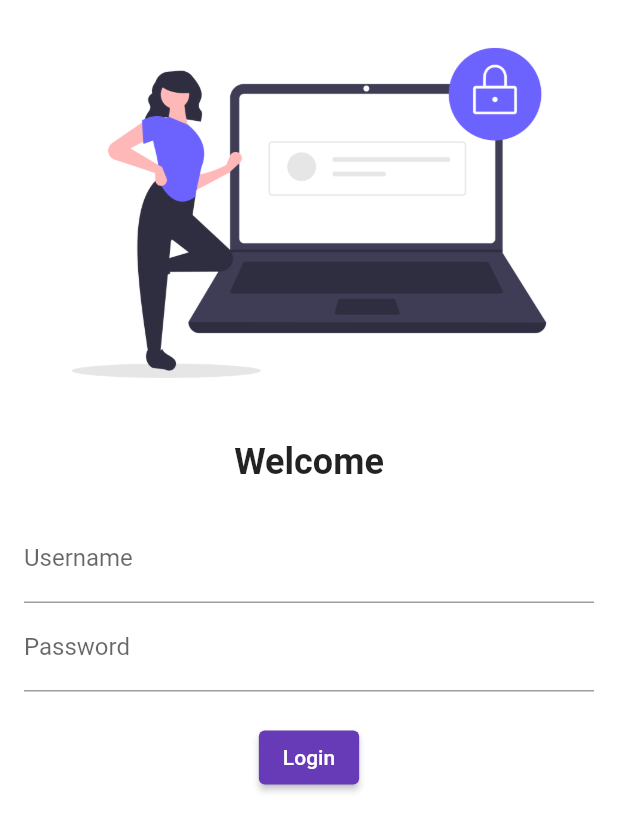
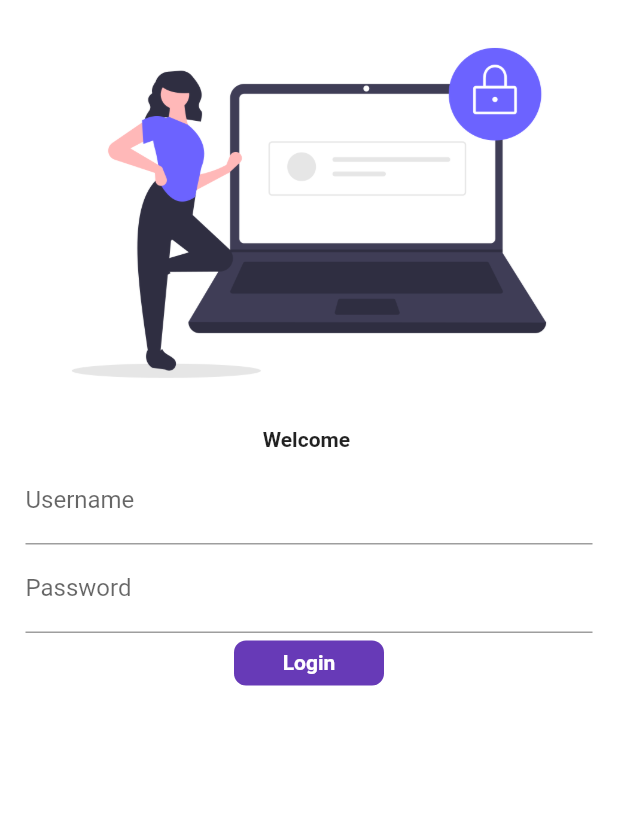
Before and after one commit to HarshDeswal/Catalog-App, a Flutter app: the screen it shows after launch, on a phone screen of 412 x 824 dp. Shown: the top 831 px of the screen. Run offline on Flutter 3.47's test engine with Material 2 defaults, Android fonts, the phone set to English and light mode, and no system bars.

Commit message:
Day 6 completed

```diff
--- a/lib/Pages/login_page.dart
+++ b/lib/Pages/login_page.dart
@@ -1,6 +1,14 @@
 import 'package:flutter/material.dart';
+import 'package:my_first_app/utils/routes.dart';
 
-class LoginPage extends StatelessWidget {
+class LoginPage extends StatefulWidget {
+  @override
+  State<LoginPage> createState() => _LoginPageState();
+}
+
+class _LoginPageState extends State<LoginPage> {
+  String name = "";
+  bool changeButton = false;
   @override
   Widget build(BuildContext context) {
     return Material(
@@ -12,20 +20,21 @@ class LoginPage extends StatelessWidget {
               fit: BoxFit.cover,
             ),
             SizedBox(
-              height: 10.0,
+              height: 1.0,
             ),
             Text(
-              "Welcome",
+              "Welcome $name",
               style: TextStyle(
-                fontSize: 24,
+                fontSize: 14,
                 fontWeight: FontWeight.bold,
               ),
             ),
             SizedBox(
-              height: 5.0,
+              height: 1.0,
             ),
             Padding(
-              padding: const EdgeInsets.all(16.0),
+              padding:
+                  const EdgeInsets.symmetric(vertical: 2.0, horizontal: 17.0),
               child: Column(
                 children: [
                   TextFormField(
@@ -33,6 +42,10 @@ class LoginPage extends StatelessWidget {
                       hintText: "Enter Username",
                       labelText: "Username",
                     ),
+                    onChanged: (value) {
+                      name = value;
+                      setState(() {});
+                    },
                   ),
                   TextFormField(
                     obscureText: true,
@@ -42,15 +55,47 @@ class LoginPage extends StatelessWidget {
                     ),
                   ),
                   SizedBox(
-                    height: 20.0,
+                    height: 5.0,
                   ),
-                  ElevatedButton(
-                    onPressed: () {
-                      print("Hi Codepur");
+
+                  InkWell(
+                    onTap: () async {
+                      setState(() {
+                        changeButton = true;
+                      });
+
+                      await Future.delayed(Duration(seconds: 1));
+                      Navigator.pushNamed(context, MyRoutes.homeRoute);
                     },
-                    child: Text("Login"),
-                    style: TextButton.styleFrom(),
+                    child: AnimatedContainer(
+                      duration: Duration(seconds: 1),
+                      width: changeButton ? 50 : 100,
+                      height: 30,
+                      alignment: Alignment.center,
+                      child: changeButton
+                          ? Icon(
+                              Icons.done,
+                              color: Colors.white,
+                            )
+                          : Text(
+                              "Login",
+                              style: TextStyle(
+                                  color: Colors.white,
+                                  fontWeight: FontWeight.bold),
+                            ),
+                      decoration: BoxDecoration(
+                          color: Colors.deepPurple,
+                          borderRadius:
+                              BorderRadius.circular(changeButton ? 10 : 8)),
+                    ),
                   )
+                  // ElevatedButton(
+                  //   onPressed: () {
+                  //     Navigator.pushNamed(context, MyRoutes.homeRoute);
+                  //   },
+                  //   child: Text("Login"),
+                  //   style: TextButton.styleFrom(),
+                  // )
                 ],
               ),
             )
--- a/lib/main.dart
+++ b/lib/main.dart
@@ -1,6 +1,7 @@
 import 'package:flutter/material.dart';
 import 'package:my_first_app/Pages/home_page.dart';
 import 'package:my_first_app/Pages/login_page.dart';
+import 'package:my_first_app/utils/routes.dart';
 
 void main() {
   runApp(MyApp());
@@ -18,8 +19,8 @@ class MyApp extends StatelessWidget {
       initialRoute: "/login",
       routes: {
         "/": (context) => LoginPage(),
-        "/home": (context) => HomePage(),
-        "/login": (context) => LoginPage()
+        MyRoutes.homeRoute: (context) => HomePage(),
+        MyRoutes.loginRoute: (context) => LoginPage()
       },
     );
   }
--- /dev/null
+++ b/lib/utils/routes.dart
@@ -0,0 +1,4 @@
+class MyRoutes {
+  static String loginRoute = "/login";
+  static String homeRoute = "/home";
+}
```
